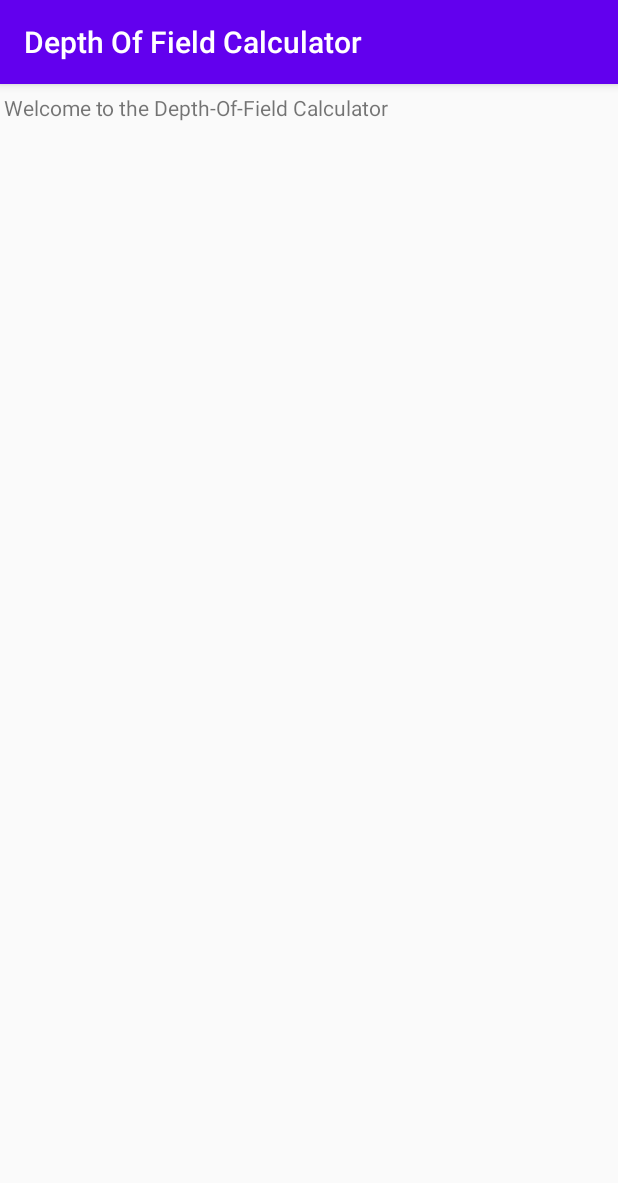
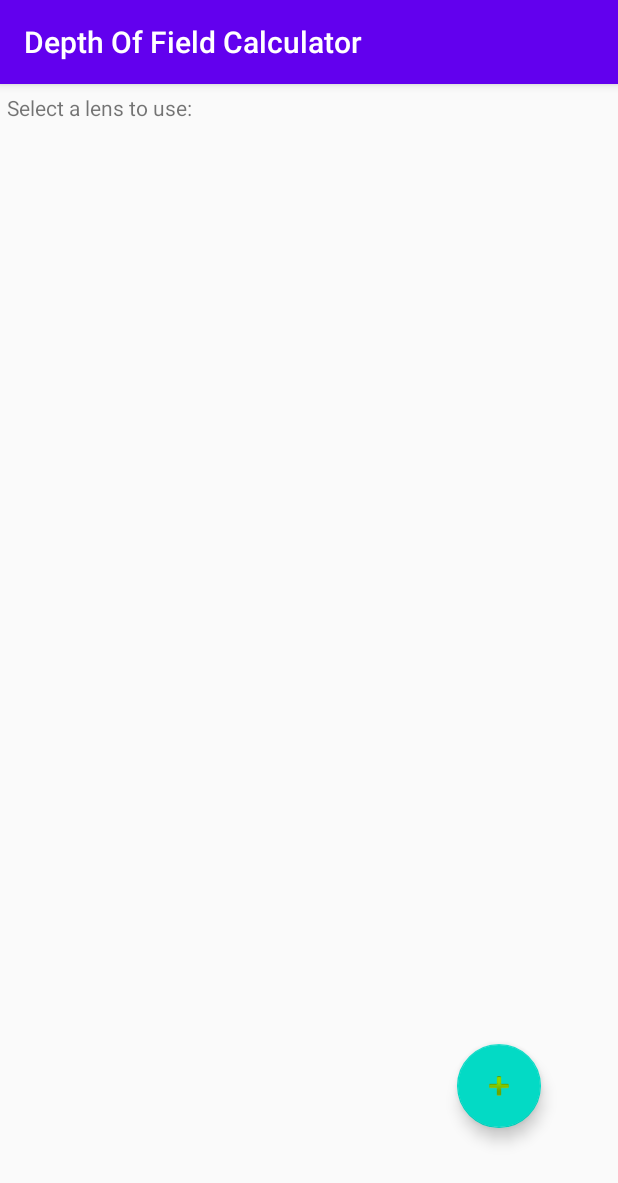
Before and after one commit to sarbjotm/Depth-Of-Field-Calculator-Android, an Android app: the screen it shows after launch (MainActivity), on a phone screen of 412 x 824 dp. Shown: the top 1183 px of the screen. Run offline under Robolectric (Android 15) with nearby library versions, the phone set to English and light mode, and no system bars.

Commit message:
Added a button in main activity, still working on functionality and instances.

```diff
--- a/app/build.gradle
+++ b/app/build.gradle
@@ -28,6 +28,7 @@ dependencies {
 
     implementation 'androidx.appcompat:appcompat:1.0.2'
     implementation 'androidx.constraintlayout:constraintlayout:1.1.3'
+    implementation 'com.google.android.material:material:1.0.0'
     testImplementation 'junit:junit:4.12'
     androidTestImplementation 'androidx.test.ext:junit:1.1.1'
     androidTestImplementation 'androidx.test.espresso:espresso-core:3.2.0'
--- a/app/src/main/java/ca/sfu/cmpt276a2/MainActivity.java
+++ b/app/src/main/java/ca/sfu/cmpt276a2/MainActivity.java
@@ -4,8 +4,9 @@ import androidx.appcompat.app.AppCompatActivity;
 
 import android.os.Bundle;
 
+import ca.sfu.cmpt276a2.Model.LensManager;
+
 public class MainActivity extends AppCompatActivity {
-
 
     @Override
     protected void onCreate(Bundle savedInstanceState) {
@@ -13,7 +14,6 @@ public class MainActivity extends AppCompatActivity {
         setContentView(R.layout.activity_main);
     }
 
-    private void initializeListView(){
+    LensManager lensManager = new LensManager();
 
-    }
 }
--- a/app/src/main/java/ca/sfu/cmpt276a2/Model/Lens.java
+++ b/app/src/main/java/ca/sfu/cmpt276a2/Model/Lens.java
@@ -41,4 +41,9 @@ public class Lens {
     public void setFocalLength(double focalLength) {
         this.focalLength = focalLength;
     }
+
+    @Override
+    public String toString() {
+        return make + ' ' + maxAperture + " " + focalLength;
+    }
 }
--- a/app/src/main/res/layout/activity_main.xml
+++ b/app/src/main/res/layout/activity_main.xml
@@ -19,10 +19,24 @@
 
     <ListView
         android:layout_width="410dp"
-        android:layout_height="298dp"
+        android:layout_height="331dp"
         android:layout_marginTop="24dp"
         app:layout_constraintEnd_toEndOf="parent"
         app:layout_constraintStart_toStartOf="parent"
         app:layout_constraintTop_toTopOf="parent" />
 
+    <com.google.android.material.floatingactionbutton.FloatingActionButton
+        android:id="@+id/floatingActionButton3"
+        android:layout_width="wrap_content"
+        android:layout_height="wrap_content"
+        android:clickable="true"
+        app:layout_constraintBottom_toBottomOf="parent"
+        app:layout_constraintEnd_toEndOf="parent"
+        app:layout_constraintHorizontal_bias="0.856"
+        app:layout_constraintStart_toStartOf="parent"
+        app:layout_constraintTop_toTopOf="parent"
+        app:layout_constraintVertical_bias="0.899"
+        app:srcCompat="@android:drawable/ic_input_add"
+        android:focusable="true" />
+
 </androidx.constraintlayout.widget.ConstraintLayout>
--- a/app/src/main/res/values/strings.xml
+++ b/app/src/main/res/values/strings.xml
@@ -1,4 +1,4 @@
 <resources>
     <string name="app_name">Depth Of Field Calculator</string>
-    <string name="welcome_to_the_depth_of_field_calculator">Welcome to the Depth-Of-Field Calculator</string>
+    <string name="welcome_to_the_depth_of_field_calculator">Select a lens to use: </string>
 </resources>
```
